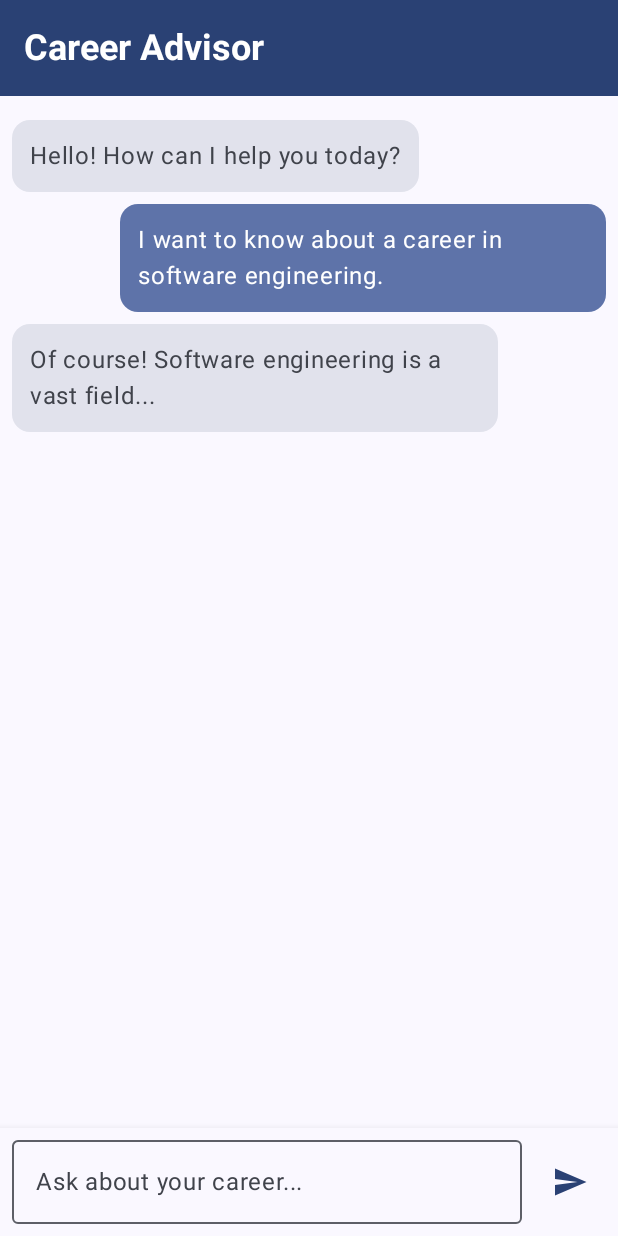
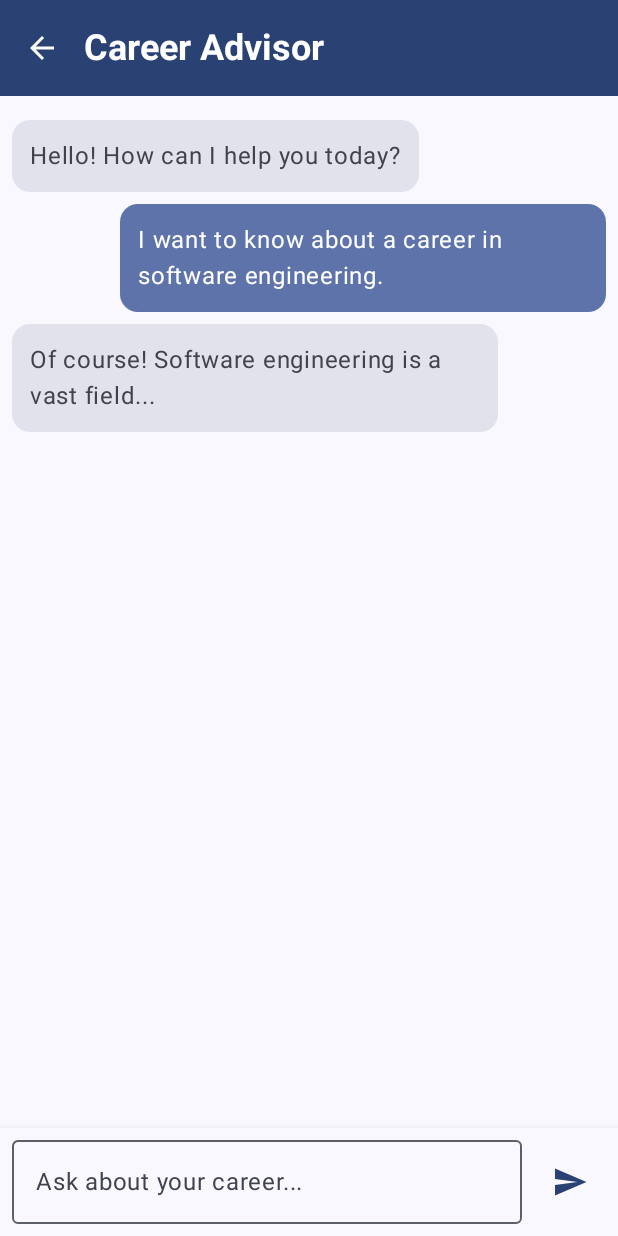
Before and after one commit to midankalahon786/Pathfinder-App, an Android app built with Jetpack Compose: the @Preview function AdvisorScreenPreview, on a phone screen of 412 x 824 dp. Run offline under Robolectric (Android 15) with nearby library versions, the phone set to English and light mode, and no system bars.

Commit message:
added back button and its logic in the advisor-screen

```diff
--- a/app/src/main/java/com/example/pathfinder/ui/screens/AdvisorScreen.kt
+++ b/app/src/main/java/com/example/pathfinder/ui/screens/AdvisorScreen.kt
@@ -10,6 +10,7 @@ import androidx.compose.foundation.shape.RoundedCornerShape
 import androidx.compose.foundation.text.KeyboardActions
 import androidx.compose.foundation.text.KeyboardOptions
 import androidx.compose.material.icons.Icons
+import androidx.compose.material.icons.automirrored.filled.ArrowBack
 import androidx.compose.material.icons.automirrored.filled.Send
 import androidx.compose.material3.*
 import androidx.compose.runtime.*
@@ -29,11 +30,10 @@ import com.example.pathfinder.viewmodel.AdvisorViewModelFactory
 import kotlinx.coroutines.launch
 
 @Composable
-fun AdvisorScreen() { // <-- The parameter has been removed
-    // Get the application context, which is needed by the factory
+fun AdvisorScreen(
+    onNavigateUp: () -> Unit
+) {
     val context = LocalContext.current.applicationContext
-
-    // Create the ViewModel using the factory. This is the only declaration now.
     val advisorViewModel: AdvisorViewModel = viewModel(
         factory = AdvisorViewModelFactory(context as Application)
     )
@@ -41,29 +41,25 @@ fun AdvisorScreen() { // <-- The parameter has been removed
     val messages by advisorViewModel.messages.collectAsState()
     val isLoading by advisorViewModel.isLoading.collectAsState()
 
-    // Call the stateless composable that displays the UI
     AdvisorScreenContent(
         messages = messages,
         isLoading = isLoading,
-        onSendMessage = { advisorViewModel.sendMessage(it) }
+        onSendMessage = { advisorViewModel.sendMessage(it) },
+        onNavigateUp = onNavigateUp
     )
 }
 
-    /**
-     * This is a stateless version of the screen that only displays the UI.
-     * It's easy to preview and test because it doesn't depend on a ViewModel.
-     */
+
 @OptIn(ExperimentalMaterial3Api::class)
 @Composable
 fun AdvisorScreenContent(
     messages: List<ChatMessage>,
     isLoading: Boolean,
-        onSendMessage: (String) -> Unit
+    onSendMessage: (String) -> Unit,
+    onNavigateUp: () -> Unit
 ) {
     val listState = rememberLazyListState()
     val coroutineScope = rememberCoroutineScope()
-
-        // Automatically scroll to the bottom when a new message arrives
     LaunchedEffect(messages.size) {
         coroutineScope.launch {
             if (messages.isNotEmpty()) {
@@ -76,9 +72,18 @@ fun AdvisorScreen() { // <-- The parameter has been removed
         topBar = {
             TopAppBar(
                 title = { Text("Career Advisor") },
+                navigationIcon = {
+                    IconButton(onClick = onNavigateUp) {
+                        Icon(
+                            imageVector = Icons.AutoMirrored.Filled.ArrowBack,
+                            contentDescription = "Back"
+                        )
+                    }
+                },
                 colors = TopAppBarDefaults.topAppBarColors(
                     containerColor = MaterialTheme.colorScheme.primary,
-                        titleContentColor = MaterialTheme.colorScheme.onPrimary
+                    titleContentColor = MaterialTheme.colorScheme.onPrimary,
+                    navigationIconContentColor = MaterialTheme.colorScheme.onPrimary
                 )
             )
         },
@@ -176,10 +181,7 @@ fun MessageInput(onSendMessage: (String) -> Unit, isLoading: Boolean) {
     }
 }
 
-/**
- * The preview now calls the stateless AdvisorScreenContent with fake data.
- * This will no longer crash and allows you to build your UI in isolation.
- */
+
 @Preview(showBackground = true)
 @Composable
 fun AdvisorScreenPreview() {
@@ -192,7 +194,8 @@ fun AdvisorScreenPreview() {
         AdvisorScreenContent(
             messages = previewMessages,
             isLoading = false,
-            onSendMessage = {}
+            onSendMessage = {},
+            onNavigateUp = {}
         )
     }
 }
```
Lines whose indentation alone changed are shown as unchanged.
